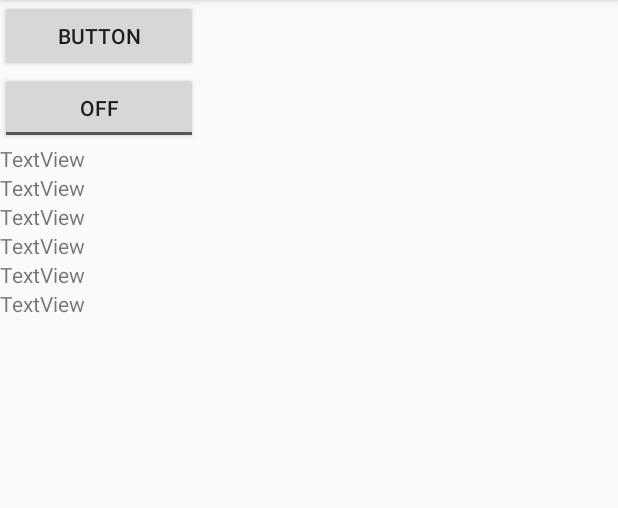
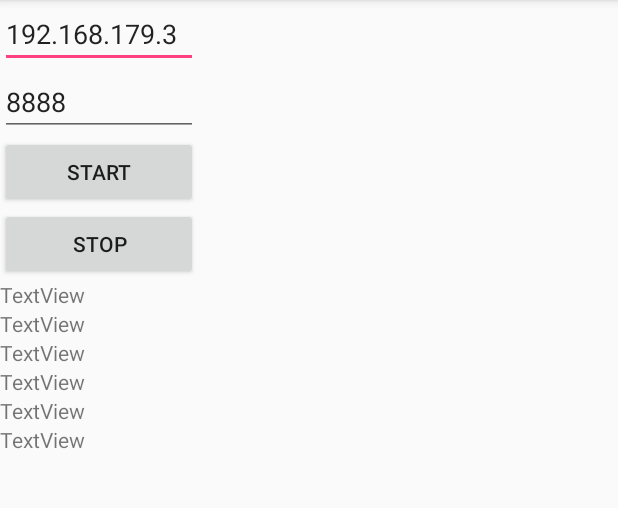
Before and after one commit to shoarai/MotionClient, an Android app: the screen it shows after launch (MainActivity), on a phone screen of 412 x 824 dp, the part 84-592 px from its top. Run offline under Robolectric (Android 15) with nearby library versions, the phone set to English and light mode, and no system bars.

```diff
--- a/app/src/main/java/com/isolity/motionclient/MainActivity.kt
+++ b/app/src/main/java/com/isolity/motionclient/MainActivity.kt
@@ -1,14 +1,11 @@
 package com.isolity.motionclient
 
-import android.content.Context
-import android.hardware.Sensor
-import android.hardware.SensorManager
 import android.os.Bundle
 import android.os.Handler
 import android.support.v7.app.AppCompatActivity
+import android.view.View
 import android.widget.Button
 import android.widget.TextView
-import android.widget.ToggleButton
 
 class MainActivity : AppCompatActivity() {
 
@@ -19,51 +16,78 @@ class MainActivity : AppCompatActivity() {
         init()
     }
 
-    fun init() {
-        val button = findViewById<Button>(R.id.button)
-        button.setOnClickListener({
-            onclickButton()
-        })
-
-        val sendToggleButton = findViewById<ToggleButton>(R.id.sendToggleButton)
-        sendToggleButton.setOnCheckedChangeListener({ compoundButton, b ->
-
-        })
-
+    private val startButton by lazy {
+        findViewById<Button>(R.id.startButton)
+    }
+    private val stopButton by lazy {
+        findViewById<Button>(R.id.stopButton)
+    }
+    private val ipAddressText by lazy {
+        findViewById<TextView>(R.id.ipAddressText)
+    }
+    private val portText by lazy {
+        findViewById<TextView>(R.id.portText)
     }
 
-    fun onclickButton() {
-        lisentenMotion()
-//        sendAccelaration()
-//        Thread(Runnable {
-//            MotionSend().send("Hellow")
-//        }).start()
+    private val motionManager by lazy {
+        MotionManager(applicationContext)
+    }
+    val motionSender = MotionSend()
+
+    private fun init() {
+        startButton.setOnClickListener({
+            onclickStartButton()
+        })
+        stopButton.setOnClickListener({
+            stopListenMotion()
+        })
     }
 
+    fun onclickStartButton() {
+        startLisentenMotion()
+    }
 
     fun onTime(motion: Motion) {
+        sendMotion(motion)
         showMotionInText(motion)
-        sendMotion(motion)
     }
 
     fun sendMotion(motion: Motion) {
         Thread(Runnable {
-            MotionSend().sendMotion(motion)
+            motionSender.sendMotion(motion)
         }).start()
     }
 
-    fun lisentenMotion() {
-        val motionManager = MotionManager(applicationContext)
+    var running: Boolean = false
+
+    private fun startLisentenMotion() {
+//        motionSender.setAddress(ipAddressText.text.toString())
+//        motionSender.port = Integer.parseInt(portText.text.toString())
+        running = true
         motionManager.startListen()
 
-        val delayMillis: Long = 2000
+        val delayMillis: Long = 100
         val handler = Handler()
         handler.postDelayed(object : Runnable {
             override fun run() {
+                if (!running) {
+                    return
+                }
                 onTime(motionManager.motion)
                 handler.postDelayed(this, delayMillis)
             }
         }, delayMillis)
+
+        startButton.visibility = View.GONE
+        stopButton.visibility = View.VISIBLE
+    }
+
+    private fun stopListenMotion() {
+        running = false
+        motionManager.stopListen()
+
+        startButton.visibility = View.VISIBLE
+        stopButton.visibility = View.GONE
     }
 
     private fun showMotionInText(motion: Motion) {
@@ -80,32 +104,4 @@ class MainActivity : AppCompatActivity() {
         val wz = findViewById<TextView>(R.id.vzTextView)
         wz.text = motion.wz.toString()
     }
-
-    fun sendAccelaration() {
-        val mSensorManager = getSystemService(Context.SENSOR_SERVICE) as SensorManager
-        val mSensor: Sensor? = mSensorManager.getDefaultSensor(Sensor.TYPE_ACCELEROMETER)
-        val gypro = mSensorManager.getDefaultSensor(Sensor.TYPE_GYROSCOPE)
-
-        val motionEventListener = MotionEventListener()
-        motionEventListener.onMotionChanged = { accelarationX: Float, accelarationY: Float, accelarationZ: Float, sensorType: Int ->
-            val ax = findViewById(R.id.axTextView) as TextView
-            ax.text = accelarationX.toString()
-            val ay = findViewById(R.id.ayTextView) as TextView
-            ay.text = accelarationY.toString()
-            val az = findViewById(R.id.azTextView) as TextView
-            az.text = accelarationZ.toString()
-
-            Thread(Runnable {
-                MotionSend().send("${accelarationX},${accelarationY},${accelarationZ}")
-            }).start()
-        }
-        mSensorManager.registerListener(motionEventListener, mSensor, SensorManager.SENSOR_DELAY_GAME);
-        mSensorManager.registerListener(motionEventListener, gypro, SensorManager.SENSOR_DELAY_GAME);
-
-
-//        SensorManager.SENSOR_DELAY_FASTEST	0ms
-//        SensorManager.SENSOR_DELAY_GAME	20ms
-//        SensorManager.SENSOR_DELAY_UI	60ms
-//        SensorManager.SENSOR_DELAY_NORMAL	200ms
-    }
 }
--- a/app/src/main/java/com/isolity/motionclient/MotionEventListener.kt
+++ b/app/src/main/java/com/isolity/motionclient/MotionEventListener.kt
@@ -36,8 +36,6 @@ class MotionEventListener : SensorEventListener {
                         event.values[2],
                         event.sensor.type)
             }
-            else -> {
-            }
         }
     }
 
--- a/app/src/main/res/layout/activity_main.xml
+++ b/app/src/main/res/layout/activity_main.xml
@@ -12,19 +12,36 @@
         tools:layout_editor_absoluteX="8dp"
         tools:layout_editor_absoluteY="8dp">
 
-        <Button
-            android:id="@+id/button"
+        <EditText
+            android:id="@+id/ipAddressText"
             android:layout_width="match_parent"
             android:layout_height="wrap_content"
-            android:text="Button"
+            android:ems="10"
+            android:inputType="textPersonName"
+            android:text="192.168.179.3"
+            tools:layout_editor_absoluteY="207dp" />
+
+        <EditText
+            android:id="@+id/portText"
+            android:layout_width="match_parent"
+            android:layout_height="wrap_content"
+            android:ems="10"
+            android:inputType="textPersonName"
+            android:text="8888" />
+
+        <Button
+            android:id="@+id/startButton"
+            android:layout_width="match_parent"
+            android:layout_height="wrap_content"
+            android:text="Start"
             tools:layout_editor_absoluteX="16dp"
             tools:layout_editor_absoluteY="16dp" />
 
-        <ToggleButton
-            android:id="@+id/sendToggleButton"
+        <Button
+            android:id="@+id/stopButton"
             android:layout_width="match_parent"
             android:layout_height="wrap_content"
-            android:text="ToggleButton" />
+            android:text="Stop" />
 
         <TextView
             android:id="@+id/axTextView"
```
Also changed, not shown: app/src/main/java/com/isolity/motionclient/Extension.kt (added, +11 -0 lines), app/src/main/java/com/isolity/motionclient/MotionManager.kt (+8 -2 lines), app/src/main/java/com/isolity/motionclient/MotionSend.kt (+13 -6 lines).
